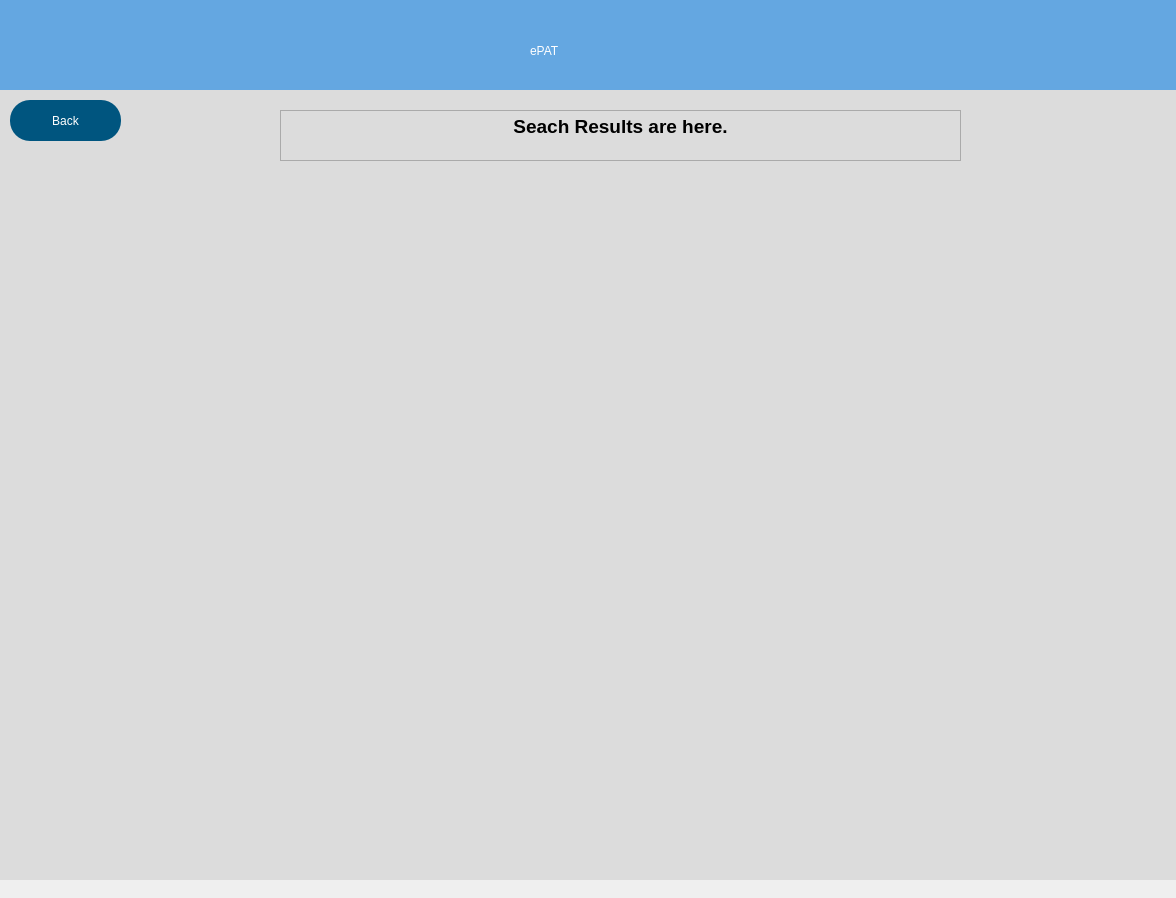
Qt form searchDisplay.ui (eppenney/eBook-Perpetual-Access-Rights-Tracker) before a commit.
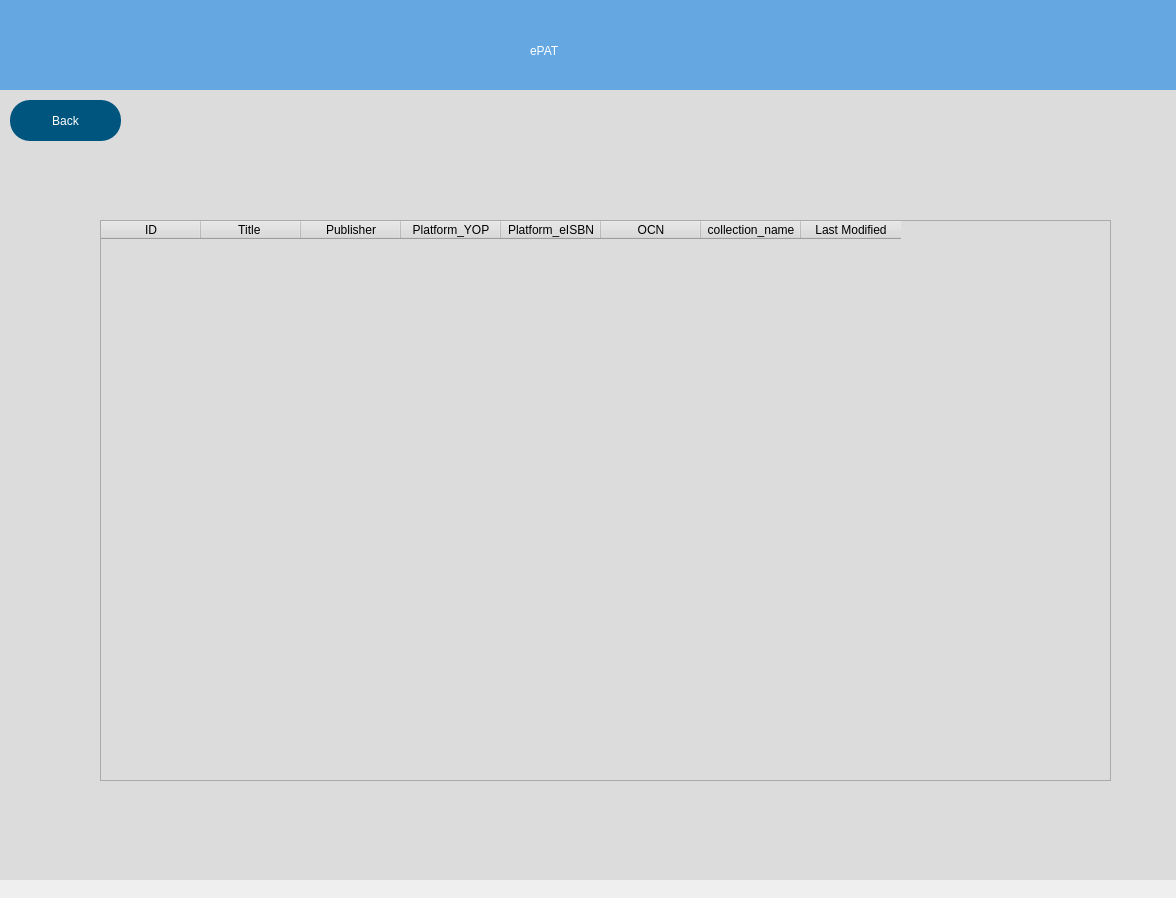
The same form after that commit.

What changed in the file:
```diff
--- a/searchDisplay.ui
+++ b/searchDisplay.ui
@@ -25,23 +25,6 @@
    <property name="styleSheet">
     <string notr="true">background-color: rgb(220, 220, 220);</string>
    </property>
-   <widget class="QTextEdit" name="textEdit">
-    <property name="geometry">
-     <rect>
-      <x>300</x>
-      <y>130</y>
-      <width>681</width>
-      <height>51</height>
-     </rect>
-    </property>
-    <property name="html">
-     <string>&lt;!DOCTYPE HTML PUBLIC &quot;-//W3C//DTD HTML 4.0//EN&quot; &quot;http://www.w3.org/TR/REC-html40/strict.dtd&quot;&gt;
-&lt;html&gt;&lt;head&gt;&lt;meta name=&quot;qrichtext&quot; content=&quot;1&quot; /&gt;&lt;style type=&quot;text/css&quot;&gt;
-p, li { white-space: pre-wrap; }
-&lt;/style&gt;&lt;/head&gt;&lt;body style=&quot; font-family:'MS Shell Dlg 2'; font-size:7.8pt; font-weight:400; font-style:normal;&quot;&gt;
-&lt;p align=&quot;center&quot; style=&quot; margin-top:0px; margin-bottom:0px; margin-left:0px; margin-right:0px; -qt-block-indent:0; text-indent:0px;&quot;&gt;&lt;span style=&quot; font-size:14pt; font-weight:600;&quot;&gt;Seach Results are here.&lt;/span&gt;&lt;/p&gt;&lt;/body&gt;&lt;/html&gt;</string>
-    </property>
-   </widget>
    <widget class="QPushButton" name="backButton">
     <property name="geometry">
      <rect>
@@ -92,6 +75,56 @@
      </property>
     </widget>
    </widget>
+   <widget class="QTableWidget" name="tableWidget">
+    <property name="geometry">
+     <rect>
+      <x>120</x>
+      <y>240</y>
+      <width>1011</width>
+      <height>561</height>
+     </rect>
+    </property>
+    <column>
+     <property name="text">
+      <string>ID</string>
+     </property>
+    </column>
+    <column>
+     <property name="text">
+      <string>Title </string>
+     </property>
+    </column>
+    <column>
+     <property name="text">
+      <string>Publisher</string>
+     </property>
+    </column>
+    <column>
+     <property name="text">
+      <string>Platform_YOP</string>
+     </property>
+    </column>
+    <column>
+     <property name="text">
+      <string>Platform_eISBN</string>
+     </property>
+    </column>
+    <column>
+     <property name="text">
+      <string>OCN</string>
+     </property>
+    </column>
+    <column>
+     <property name="text">
+      <string>collection_name</string>
+     </property>
+    </column>
+    <column>
+     <property name="text">
+      <string>Last Modified</string>
+     </property>
+    </column>
+   </widget>
   </widget>
  </widget>
  <resources/>
```
